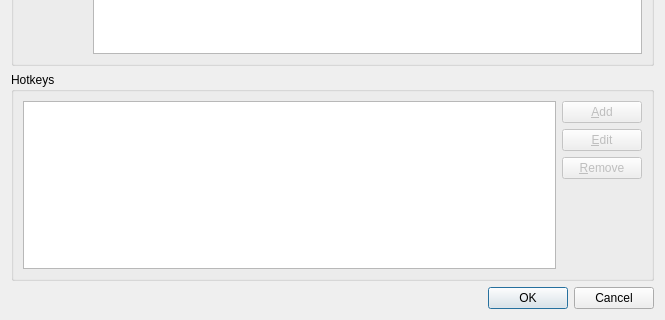
Above: src/grauchy/src/grauchy/packagedialog.ui from Slesa/Trinity before the change; both pictures show x 0 to 665 and y 206 to 526 of the 665 by 526 pixel window. Below: the same form after it.
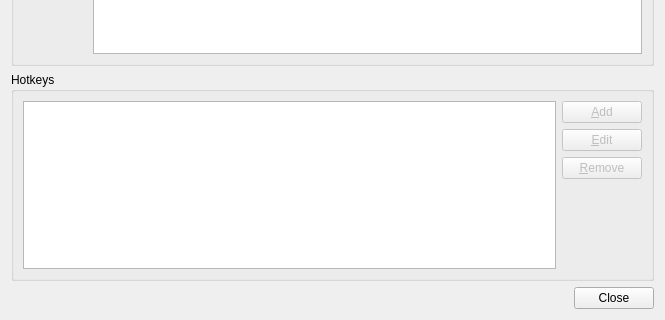
That is the form after the change. Icons and pictures are not drawn.

Commit message: Using hotkeys for all platforms in one dialog

Diff of the .ui file:
```diff
--- a/src/grauchy/src/grauchy/packagedialog.ui
+++ b/src/grauchy/src/grauchy/packagedialog.ui
@@ -164,7 +164,7 @@
       <enum>Qt::Horizontal</enum>
      </property>
      <property name="standardButtons">
-      <set>QDialogButtonBox::Cancel|QDialogButtonBox::Ok</set>
+      <set>QDialogButtonBox::Close</set>
      </property>
     </widget>
    </item>
```
The commit also changes 15 other files.
